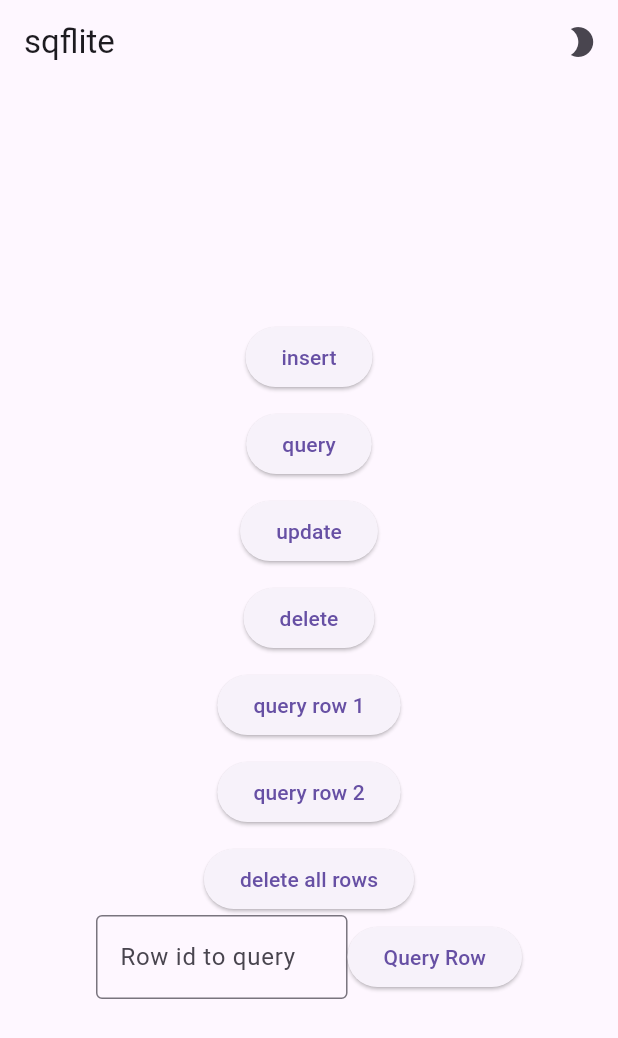
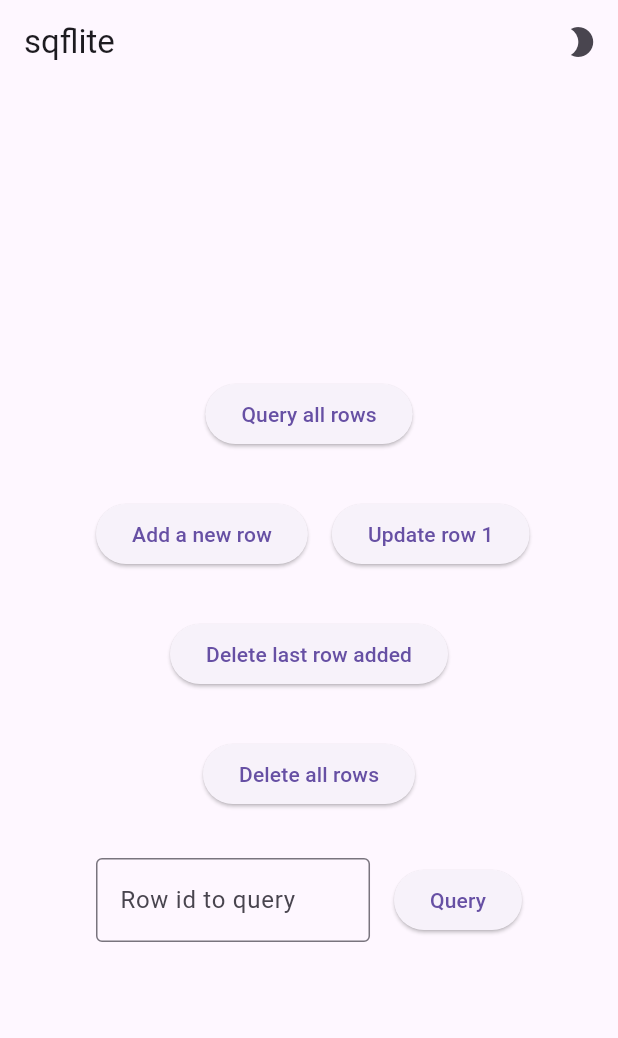
Before and after one commit to Nathan2055/csc4360-activity10-localstorage, a Flutter app: the screen it shows after launch, on a phone screen of 412 x 824 dp. Shown: the top 1038 px of the screen. Run offline on Flutter 3.47's test engine with Material 3 defaults, Android fonts, the phone set to English and light mode, and no system bars; our stand-ins replace sqflite; accounts and stored records are empty.

Commit message:
Start cleaning up app design

```diff
--- a/lib/main.dart
+++ b/lib/main.dart
@@ -25,8 +25,6 @@ class _DatabaseAppState extends State<DatabaseApp> {
   // Text box control variables
   late TextEditingController _controller;
   String inputString = '';
-
-  static const SizedBox spacer = SizedBox(height: 10);
 
   @override
   void initState() {
@@ -58,18 +56,6 @@ class _DatabaseAppState extends State<DatabaseApp> {
     for (final row in allRows) {
       debugPrint(row.toString());
     }
-  }
-
-  void _queryRow1() async {
-    final row1 = await dbHelper.querySpecificRow(1);
-    debugPrint('query row 1:');
-    debugPrint(row1.toString());
-  }
-
-  void _queryRow2() async {
-    final row2 = await dbHelper.querySpecificRow(2);
-    debugPrint('query row 2:');
-    debugPrint(row2.toString());
   }
 
   void _update() async {
@@ -147,28 +133,51 @@ class _DatabaseAppState extends State<DatabaseApp> {
             child: Column(
               mainAxisAlignment: MainAxisAlignment.center,
               children: <Widget>[
-                ElevatedButton(onPressed: _insert, child: const Text('insert')),
-                spacer,
-                ElevatedButton(onPressed: _query, child: const Text('query')),
-                spacer,
-                ElevatedButton(onPressed: _update, child: const Text('update')),
-                spacer,
-                ElevatedButton(onPressed: _delete, child: const Text('delete')),
-                spacer,
-                ElevatedButton(
-                  onPressed: _queryRow1,
-                  child: const Text('query row 1'),
+                Row(
+                  mainAxisSize: MainAxisSize.min,
+                  children: <Widget>[
+                    ElevatedButton(
+                      onPressed: _query,
+                      child: const Text('Query all rows'),
+                    ),
+                  ],
                 ),
-                spacer,
-                ElevatedButton(
-                  onPressed: _queryRow2,
-                  child: const Text('query row 2'),
+                const SizedBox(height: 32),
+                Row(
+                  mainAxisSize: MainAxisSize.min,
+                  children: <Widget>[
+                    ElevatedButton(
+                      onPressed: _insert,
+                      child: const Text('Add a new row'),
+                    ),
+                    const SizedBox(width: 16),
+                    ElevatedButton(
+                      onPressed: _update,
+                      child: const Text('Update row 1'),
+                    ),
+                  ],
                 ),
-                spacer,
-                ElevatedButton(
-                  onPressed: _deleteAll,
-                  child: const Text('delete all rows'),
+                const SizedBox(height: 32),
+                Row(
+                  mainAxisSize: MainAxisSize.min,
+                  children: <Widget>[
+                    ElevatedButton(
+                      onPressed: _delete,
+                      child: const Text('Delete last row added'),
+                    ),
+                  ],
                 ),
+                const SizedBox(height: 32),
+                Row(
+                  mainAxisSize: MainAxisSize.min,
+                  children: <Widget>[
+                    ElevatedButton(
+                      onPressed: _deleteAll,
+                      child: const Text('Delete all rows'),
+                    ),
+                  ],
+                ),
+                const SizedBox(height: 32),
                 Row(
                   mainAxisSize: MainAxisSize.min,
                   children: <Widget>[
@@ -181,10 +190,10 @@ class _DatabaseAppState extends State<DatabaseApp> {
                         ),
                       ),
                     ),
-                    SizedBox(height: 16.0),
+                    const SizedBox(width: 16.0),
                     ElevatedButton(
                       onPressed: _acceptInput,
-                      child: Text('Query Row'),
+                      child: Text('Query'),
                     ),
                   ],
                 ),
```
